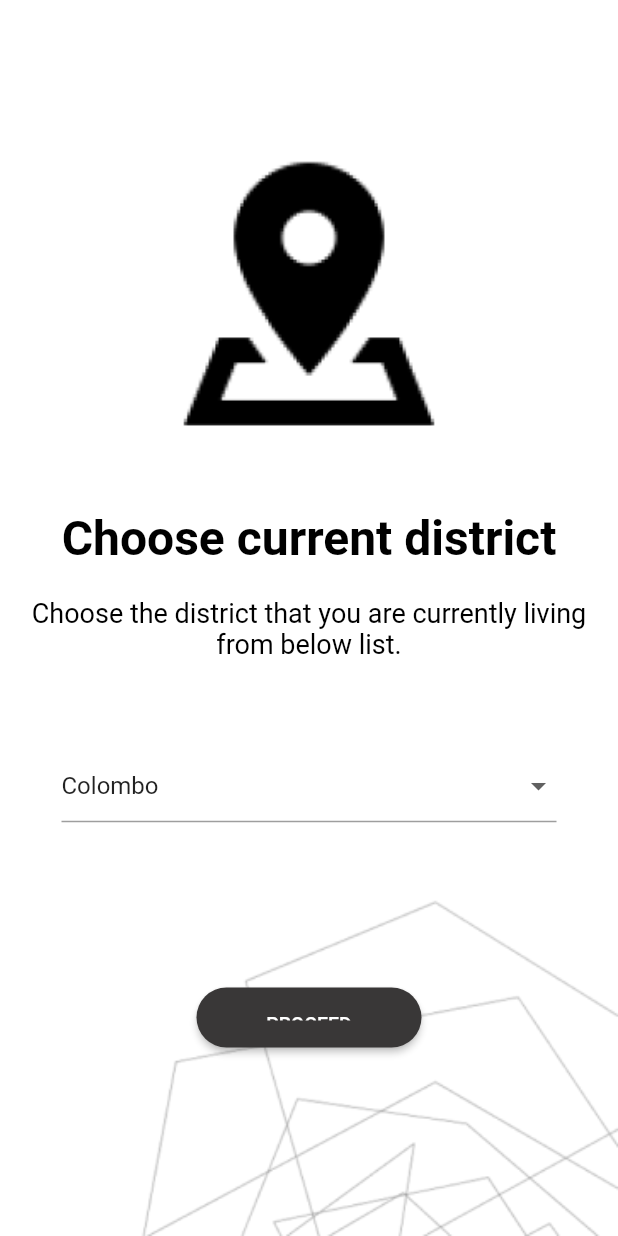
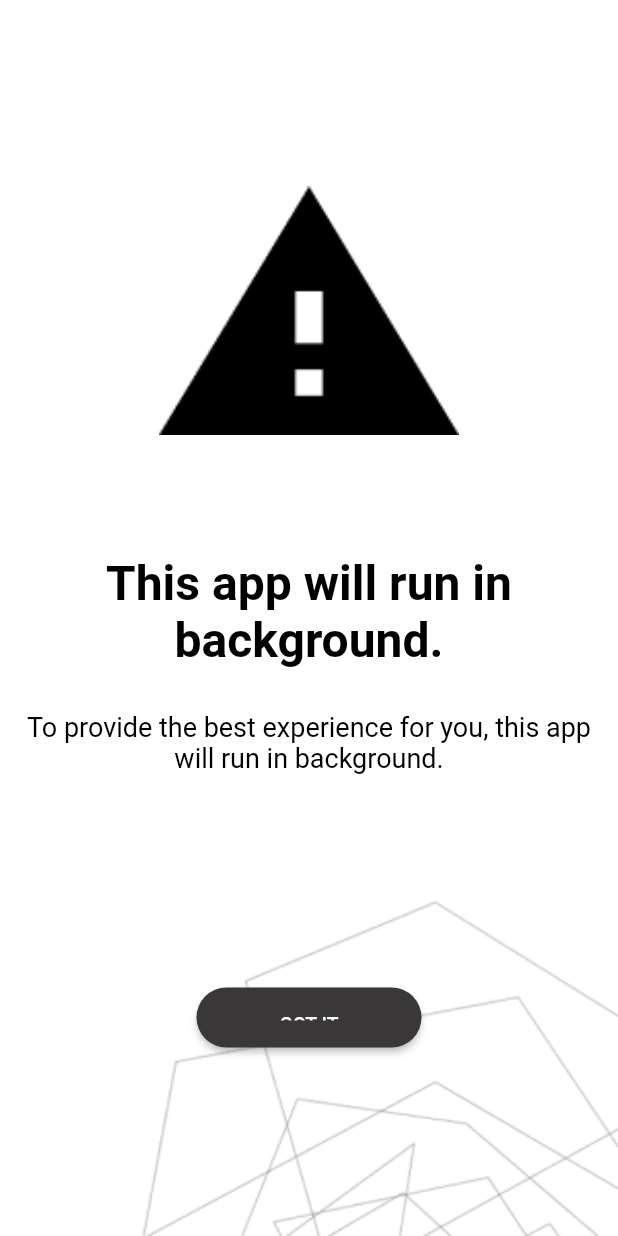
Before and after one commit to thushaltk/prodep-client, a Flutter app: the screen it shows after launch, on a phone screen of 412 x 824 dp. Run offline on Flutter 3.47's test engine with Material 2 defaults, Android fonts, the light colour scheme and no system bars.

Commit message:
UPDATED: background run warning screen

```diff
--- a/lib/main.dart
+++ b/lib/main.dart
@@ -1,4 +1,5 @@
 import 'package:flutter/material.dart';
+import 'package:prodep_client/screens/backgroundrun-warning-screen.dart';
 import 'package:prodep_client/screens/enable-notifications-screen.dart';
 import 'package:prodep_client/screens/enter-district-screen.dart';
 import 'package:prodep_client/screens/splash-screen.dart';
@@ -19,7 +20,7 @@ class MyApp extends StatelessWidget {
       theme: ThemeData(
         primarySwatch: Colors.blueGrey,
       ),
-      home: EnterDistrictScreen(),
+      home: BackgroundRunWarningScreen(),
     );
   }
 }
--- a/lib/screens/backgroundrun-warning-screen.dart
+++ b/lib/screens/backgroundrun-warning-screen.dart
@@ -0,0 +1,123 @@
+import 'package:flutter/material.dart';
+import 'package:flutter/src/foundation/key.dart';
+import 'package:flutter/src/widgets/framework.dart';
+
+class BackgroundRunWarningScreen extends StatelessWidget {
+  const BackgroundRunWarningScreen({Key? key}) : super(key: key);
+
+  @override
+  Widget build(BuildContext context) {
+    return Scaffold(
+      backgroundColor: Colors.white,
+      body: Container(
+        width: double.infinity,
+        height: double.infinity,
+        child: Column(
+          mainAxisAlignment: MainAxisAlignment.spaceBetween,
+          crossAxisAlignment: CrossAxisAlignment.center,
+          children: [
+            Flexible(
+              child: Column(
+                mainAxisAlignment: MainAxisAlignment.center,
+                crossAxisAlignment: CrossAxisAlignment.center,
+                children: [
+                  const SizedBox(
+                    height: 50,
+                  ),
+                  Container(
+                    alignment: Alignment.center,
+                    width: double.infinity,
+                    child: Image.asset(
+                      width: 200,
+                      'assets/images/warning.png',
+                      fit: BoxFit.contain,
+                    ),
+                  ),
+                  const SizedBox(
+                    height: 80,
+                  ),
+                  Container(
+                    width: double.infinity,
+                    alignment: Alignment.center,
+                    child: Text(
+                      textAlign: TextAlign.center,
+                      'This app will run in background.',
+                      style: TextStyle(
+                        color: Colors.black,
+                        fontWeight: FontWeight.bold,
+                        fontSize: 32,
+                      ),
+                    ),
+                  ),
+                  const SizedBox(
+                    height: 20,
+                  ),
+                  Padding(
+                    padding: const EdgeInsets.all(8.0),
+                    child: Container(
+                      width: double.infinity,
+                      alignment: Alignment.center,
+                      child: Text(
+                        textAlign: TextAlign.center,
+                        'To provide the best experience for you, this app will run in background.',
+                        style: TextStyle(
+                          color: Colors.black,
+                          fontSize: 18,
+                        ),
+                      ),
+                    ),
+                  ),
+                ],
+              ),
+            ),
+            Stack(
+              children: [
+                Container(
+                  alignment: Alignment.bottomRight,
+                  width: double.infinity,
+                  child: Image.asset(
+                      width: 330,
+                      'assets/images/pattern2.png',
+                      fit: BoxFit.contain),
+                ),
+                Container(
+                  width: double.infinity,
+                  height: 100,
+                  alignment: Alignment.bottomCenter,
+                  child: SizedBox(
+                    width: 150,
+                    height: 40,
+                    child: ElevatedButton(
+                      style: ButtonStyle(
+                        shape:
+                            MaterialStateProperty.all<RoundedRectangleBorder>(
+                                RoundedRectangleBorder(
+                          borderRadius: BorderRadius.circular(50.0),
+                        )),
+                        backgroundColor: MaterialStateProperty.all<Color>(
+                            const Color(0xFF393737)),
+                        padding: MaterialStateProperty.all<EdgeInsets>(
+                          const EdgeInsets.all(18.0),
+                        ),
+                      ),
+                      onPressed: () {
+                        // Navigator.of(context)
+                        //     .pushNamed(LoginSelectionScreen.routeName);
+                      },
+                      child: const Text(
+                        'GOT IT',
+                        style: TextStyle(
+                          fontSize: 13,
+                        ),
+                      ),
+                    ),
+                  ),
+                ),
+              ],
+            ),
+          ],
+        ),
+      ),
+    );
+  }
+}
```
Also changed, not shown: lib/screens/linkfb-screen.dart (+111 -0 lines), assets/images/warning.png (added).
